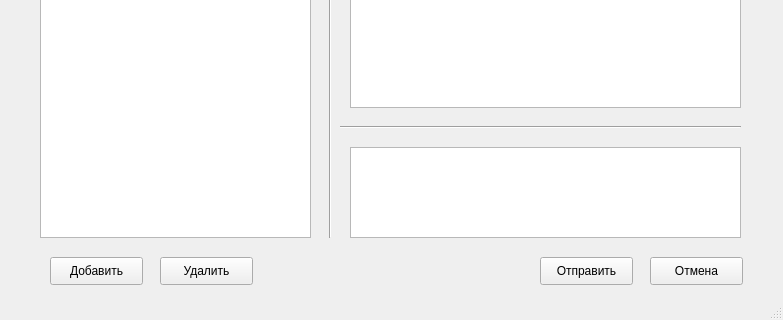
Above: system/gui/chat.ui from Coola4kov/my_mess before the change; both pictures show x 0 to 783 and y 242 to 562 of the 783 by 562 pixel window. Below: the same form after it.
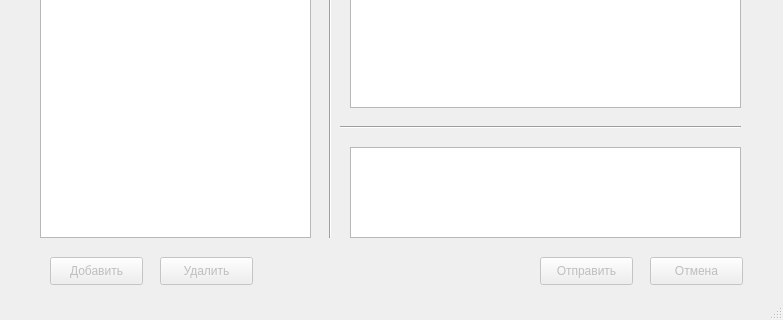
That is the form after the change.

Diff of the .ui file:
```diff
--- a/system/gui/chat.ui
+++ b/system/gui/chat.ui
@@ -25,6 +25,9 @@
     </property>
    </widget>
    <widget class="QPushButton" name="pushAdd">
+    <property name="enabled">
+     <bool>false</bool>
+    </property>
     <property name="geometry">
      <rect>
       <x>50</x>
@@ -38,6 +41,9 @@
     </property>
    </widget>
    <widget class="QPushButton" name="pushDelete">
+    <property name="enabled">
+     <bool>false</bool>
+    </property>
     <property name="geometry">
      <rect>
       <x>160</x>
@@ -64,6 +70,9 @@
     </property>
    </widget>
    <widget class="QPushButton" name="pushSend">
+    <property name="enabled">
+     <bool>false</bool>
+    </property>
     <property name="geometry">
      <rect>
       <x>540</x>
@@ -77,6 +86,9 @@
     </property>
    </widget>
    <widget class="QPushButton" name="pushCancle">
+    <property name="enabled">
+     <bool>false</bool>
+    </property>
     <property name="geometry">
      <rect>
       <x>650</x>
```
